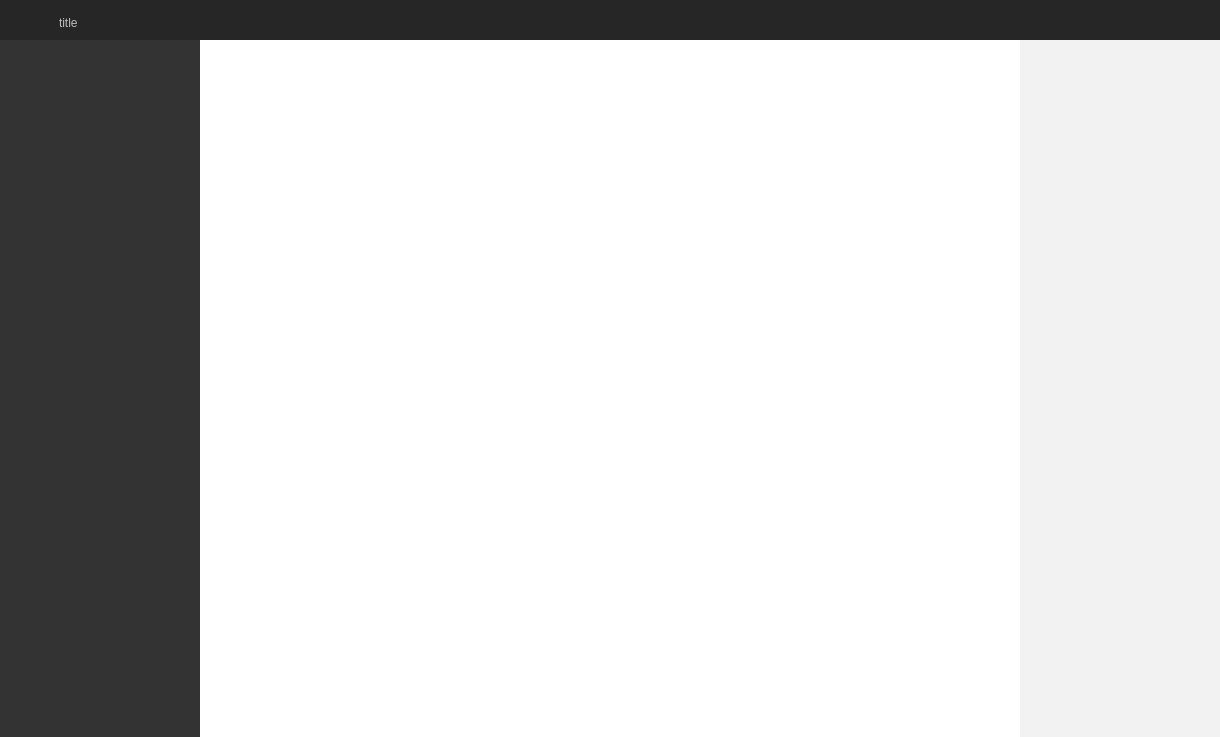
The window that TXCloudRoom/UI/RoomDemo.ui (TencentVideoCloudMLVBDev/webexe_exe_source) describes before a commit, drawn with Qt 5.
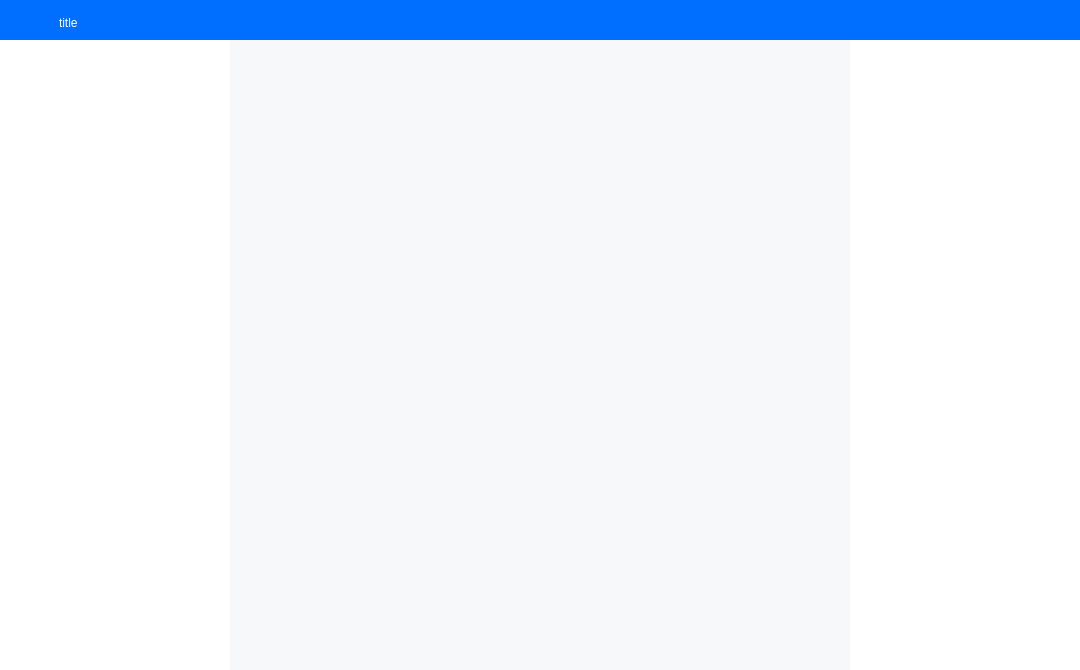
The same window after the commit. Icons and pictures are not drawn.

Commit message: 更新exe demo. 重新设计了UI，增加了屏幕录制、ppt历史分享等，并优化屏幕分享时的视频展示。

What changed in the file:
```diff
--- a/TXCloudRoom/UI/RoomDemo.ui
+++ b/TXCloudRoom/UI/RoomDemo.ui
@@ -6,8 +6,8 @@
    <rect>
     <x>0</x>
     <y>0</y>
-    <width>1220</width>
-    <height>737</height>
+    <width>1080</width>
+    <height>670</height>
    </rect>
   </property>
   <property name="windowTitle">
@@ -19,20 +19,20 @@
      <rect>
       <x>0</x>
       <y>0</y>
-      <width>1220</width>
-      <height>740</height>
+      <width>1080</width>
+      <height>670</height>
      </rect>
     </property>
     <property name="minimumSize">
      <size>
-      <width>1220</width>
-      <height>740</height>
+      <width>1080</width>
+      <height>670</height>
      </size>
     </property>
     <property name="maximumSize">
      <size>
-      <width>1220</width>
-      <height>740</height>
+      <width>1080</width>
+      <height>670</height>
      </size>
     </property>
     <property name="styleSheet">
@@ -73,7 +73,7 @@
        </property>
        <property name="styleSheet">
         <string notr="true">#widget_top{
-	background-color: #262626;
+	background-color: #006eff;
 }</string>
        </property>
        <layout class="QHBoxLayout" name="horizontalLayout">
@@ -87,7 +87,7 @@
          <number>5</number>
         </property>
         <property name="rightMargin">
-         <number>5</number>
+         <number>10</number>
         </property>
         <property name="bottomMargin">
          <number>0</number>
@@ -114,8 +114,8 @@
         <item>
          <widget class="QLabel" name="label_title">
           <property name="styleSheet">
-           <string notr="true">font: 12pt &quot;Microsoft YaHei&quot;;
-color: #bbbbbb;</string>
+           <string notr="true">font: 16pt &quot;Microsoft YaHei&quot;;
+color: #ffffff;</string>
           </property>
           <property name="text">
            <string>title</string>
@@ -160,7 +160,40 @@
 	background-color: rgb(106, 106, 106);
 }
 QPushButton:pressed{
-	background-color: rgb(106, 106, 106);
+	image: url(:/RoomService/min-hover.png);
+}</string>
+          </property>
+          <property name="text">
+           <string/>
+          </property>
+         </widget>
+        </item>
+        <item>
+         <widget class="QPushButton" name="btn_max">
+          <property name="minimumSize">
+           <size>
+            <width>16</width>
+            <height>16</height>
+           </size>
+          </property>
+          <property name="maximumSize">
+           <size>
+            <width>24</width>
+            <height>24</height>
+           </size>
+          </property>
+          <property name="styleSheet">
+           <string notr="true">QPushButton{
+	font: 10pt &quot;Microsoft YaHei&quot;;
+	border: none;
+	image: url(:/RoomService/max-button.png);
+	background-position: center;
+}
+QPushButton:hover{
+	image: url(:/RoomService/max-hover.png);
+}
+QPushButton:pressed{
+	image: url(:/RoomService/max-hover.png);
 }</string>
           </property>
           <property name="text">
@@ -213,7 +246,7 @@
       <widget class="QWidget" name="widget_bottom" native="true">
        <layout class="QHBoxLayout" name="horizontalLayout_2">
         <property name="spacing">
-         <number>20</number>
+         <number>30</number>
         </property>
         <property name="leftMargin">
          <number>0</number>
@@ -232,17 +265,17 @@
           <property name="minimumSize">
            <size>
             <width>200</width>
-            <height>700</height>
+            <height>630</height>
            </size>
           </property>
           <property name="maximumSize">
            <size>
             <width>200</width>
-            <height>700</height>
+            <height>16777215</height>
            </size>
           </property>
           <property name="styleSheet">
-           <string notr="true">background-color: #333333;
+           <string notr="true">background-color: #ffffff;
 </string>
           </property>
           <layout class="QVBoxLayout" name="verticalLayout_3">
@@ -268,7 +301,7 @@
          <widget class="QWidget" name="widget_main_share" native="true">
           <property name="styleSheet">
            <string notr="true">#widget_main_share
-{	background-color: rgb(255,255,255);
+{	background-color: rgb(247,248,250);
 }</string>
           </property>
          </widget>
@@ -278,20 +311,20 @@
           <property name="minimumSize">
            <size>
             <width>200</width>
-            <height>700</height>
+            <height>630</height>
            </size>
           </property>
           <property name="maximumSize">
            <size>
             <width>200</width>
-            <height>700</height>
+            <height>16777215</height>
            </size>
           </property>
           <property name="autoFillBackground">
            <bool>false</bool>
           </property>
           <property name="styleSheet">
-           <string notr="true">background-color: #f2f2f2;</string>
+           <string notr="true">background-color: #ffffff;</string>
           </property>
           <layout class="QVBoxLayout" name="verticalLayout">
            <property name="spacing">
```
Left out of the diff: 7 changed lines with no effect on the pictures. The commit also changes 189 other files.
